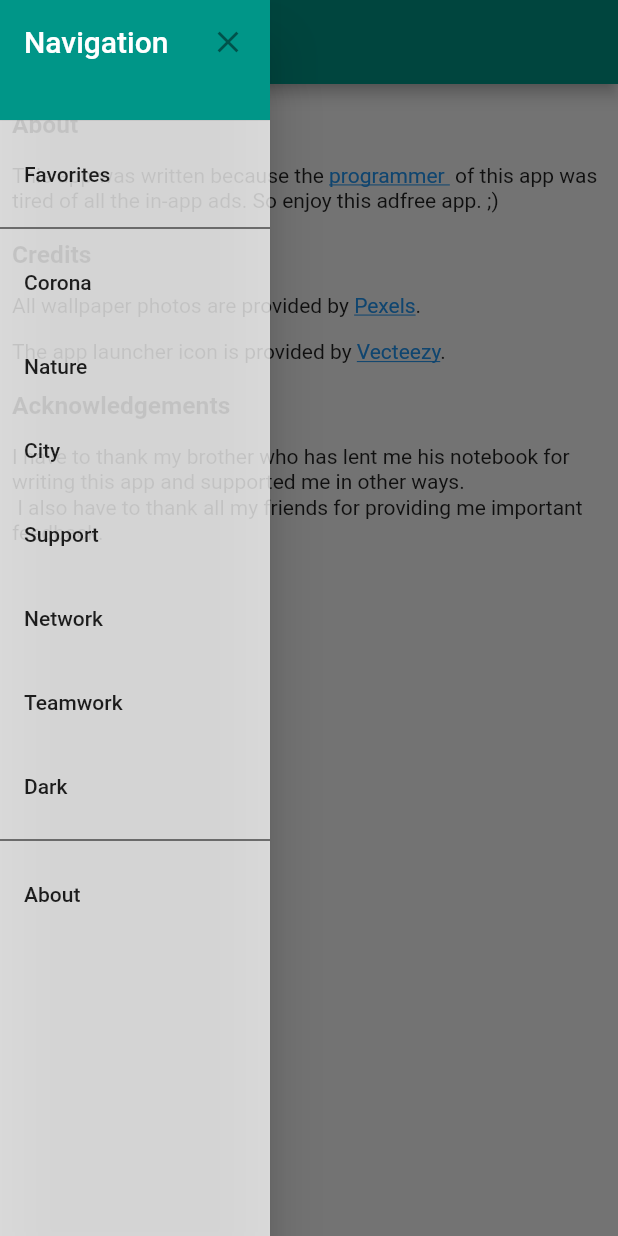
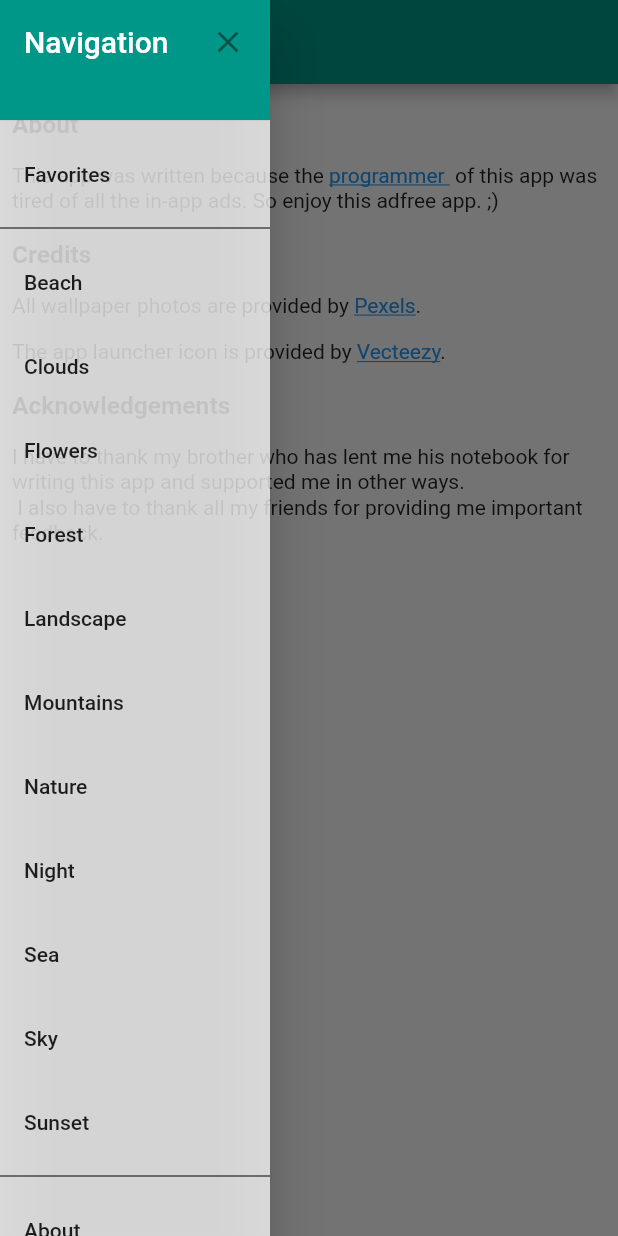
Before and after one commit to Namron-S/nature_wallpapers_remote, a Flutter app: the AboutPage screen opened by its route, with the side drawer open, on a phone screen of 412 x 824 dp. Run offline on Flutter 3.47's test engine with Material 2 defaults, Android fonts, the light colour scheme and no system bars; drawn by our look-alikes of flutter_html; our stand-ins replace cached_network_image, flutter_cache_manager; missing offline and left inert: flutter_device_type, wallpaper_manager.

Commit message:
added nature categories

```diff
--- a/lib/navigation/drawer.dart
+++ b/lib/navigation/drawer.dart
@@ -1,5 +1,4 @@
 import 'dart:ui';
-
 import 'package:flutter/material.dart';
 import 'package:flutter_html/style.dart';
 import 'navigation.dart' as navi;
@@ -21,13 +20,21 @@ class NavigationDrawer extends StatelessWidget {
               _createHeader(context),
               _createListTile('Favorites', context),
               Divider(color: Colors.black),
-              _createListTile('Corona', context),
+              /*
+beach, Clouds, Flowers, forest, landscape,
+Mountains, Nature, night,sea, Sky, Sunset,
+*/
+              _createListTile('Beach', context),
+              _createListTile('Clouds', context),
+              _createListTile('Flowers', context),
+              _createListTile('Forest', context),
+              _createListTile('Landscape', context),
+              _createListTile('Mountains', context),
               _createListTile('Nature', context),
-              _createListTile('City', context),
-              _createListTile('Support', context),
-              _createListTile('Network', context),
-              _createListTile('Teamwork', context),
-              _createListTile('Dark', context),
+              _createListTile('Night', context),
+              _createListTile('Sea', context),
+              _createListTile('Sky', context),
+              _createListTile('Sunset', context),
               Divider(color: Colors.black),
               _createListTile('About', context),
             ],
--- a/lib/navigation/navigation.dart
+++ b/lib/navigation/navigation.dart
@@ -2,40 +2,27 @@ import 'package:flutter/material.dart';
 import '../pages/pageAbout.dart';
 import '../pages/pageWallPapers.dart';
 
+/*
+beach, Clouds, Flowers, forest, landscape,
+Mountains, Nature, night,sea, Sky, Sunset,
+*/
 const Map<String, Widget Function(BuildContext)> routes = const {
   'Favorites': _toPageFavorites,
-  'Dark': _toPageDark,
-  'Teamwork': _toPageTeamwork,
-  'Corona': _toPageHome,
+  'About': _toPageAbout,
+  'Beach': _toPageBeach,
+  'Clouds': _toPageClouds,
+  'Flowers': _toPageFlowers,
+  'Forest': _toPageForest,
+  'Landscape': _toPageLandscape,
+  'Mountains': _toPageMountains,
   'Nature': _toPageNature,
-  'City': _toPageCity,
-  'Support': _toPageSupport,
-  'Network': _toPageNetwork,
-  'About': _toPageAbout,
+  'Night': _toPageNight,
+  'Sea': _toPageSea,
+  'Sky': _toPageSky,
+  'Sunset': _toPageSunset
 };
-
-Widget _toPageDark(BuildContext context) {
-  return PageWallPaper(
-    query: 'Dark',
-  );
-}
-
-Widget _toPageTeamwork(BuildContext context) {
-  return PageWallPaper(
-    query: 'Teamwork',
-  );
-}
-
-Widget _toPageNetwork(BuildContext context) {
-  return PageWallPaper(
-    query: 'Network',
-  );
-}
-
-Widget _toPageSupport(BuildContext context) {
-  return PageWallPaper(
-    query: 'Support',
-  );
+Widget _toPageAbout(BuildContext context) {
+  return AboutPage();
 }
 
 Widget _toPageFavorites(BuildContext context) {
@@ -44,9 +31,39 @@ Widget _toPageFavorites(BuildContext context) {
   );
 }
 
-Widget _toPageHome(BuildContext context) {
+Widget _toPageBeach(BuildContext context) {
   return PageWallPaper(
-    query: 'Corona',
+    query: 'Beach',
+  );
+}
+
+Widget _toPageClouds(BuildContext context) {
+  return PageWallPaper(
+    query: 'Clouds',
+  );
+}
+
+Widget _toPageFlowers(BuildContext context) {
+  return PageWallPaper(
+    query: 'Flowers',
+  );
+}
+
+Widget _toPageForest(BuildContext context) {
+  return PageWallPaper(
+    query: 'Forest',
+  );
+}
+
+Widget _toPageLandscape(BuildContext context) {
+  return PageWallPaper(
+    query: 'Landscape',
+  );
+}
+
+Widget _toPageMountains(BuildContext context) {
+  return PageWallPaper(
+    query: 'Mountains',
   );
 }
 
@@ -54,14 +71,28 @@ Widget _toPageNature(BuildContext context) {
   return PageWallPaper(query: 'Nature');
 }
 
-Widget _toPageCity(BuildContext context) {
+Widget _toPageNight(BuildContext context) {
   return PageWallPaper(
-    query: 'City',
+    query: 'Night',
   );
 }
 
-Widget _toPageAbout(BuildContext context) {
-  return AboutPage();
+Widget _toPageSea(BuildContext context) {
+  return PageWallPaper(
+    query: 'Sea',
+  );
+}
+
+Widget _toPageSky(BuildContext context) {
+  return PageWallPaper(
+    query: 'Sky',
+  );
+}
+
+Widget _toPageSunset(BuildContext context) {
+  return PageWallPaper(
+    query: 'Sunset',
+  );
 }
 
 /*
```
